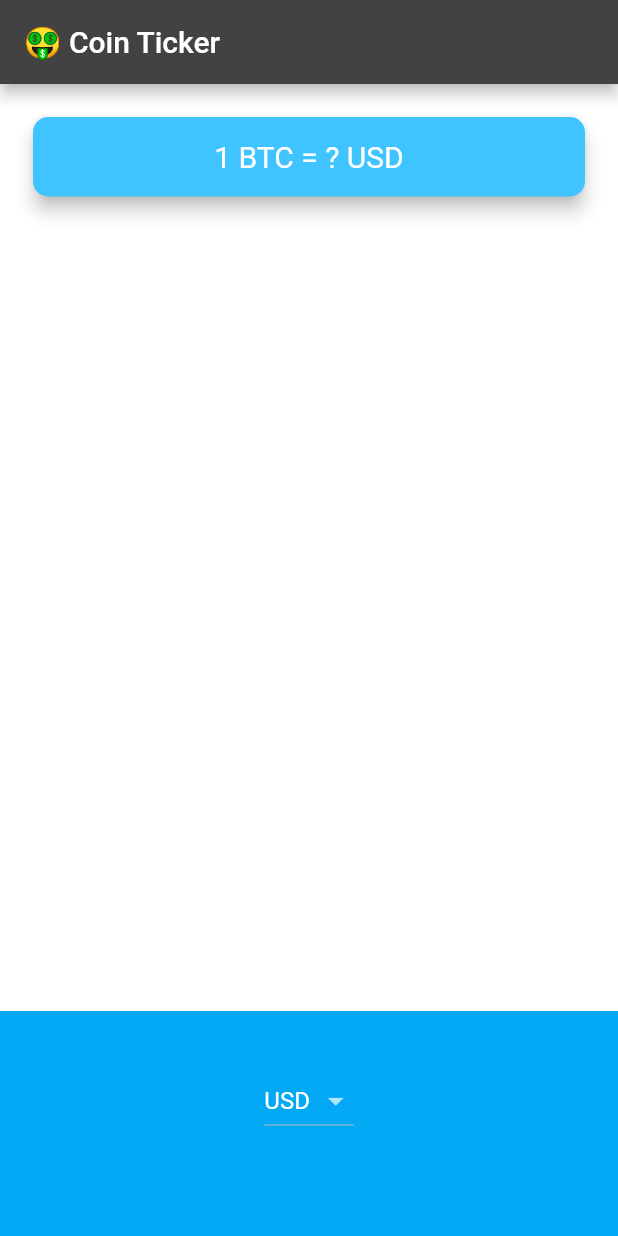
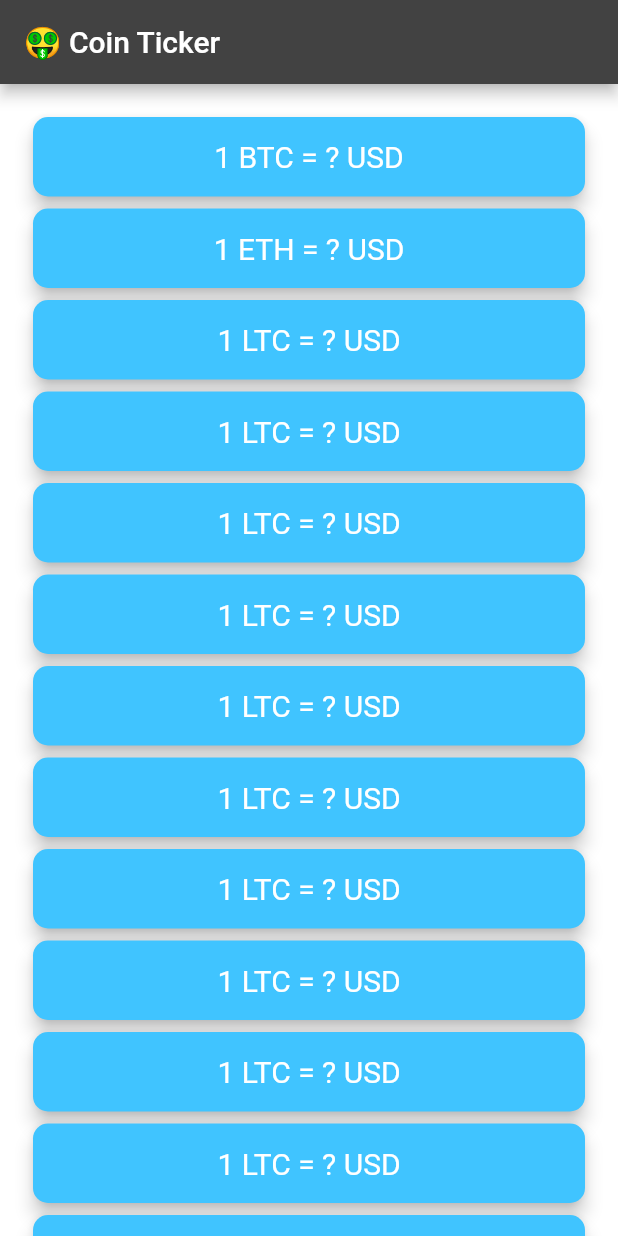
Before and after one commit to hamedelasma/bitcon-ticker, a Flutter app: the screen it shows after launch, on a phone screen of 412 x 824 dp. Run offline on Flutter 3.47's test engine with Material 2 defaults, Android fonts, the phone set to English and light mode, and no system bars.

```diff
--- a/lib/coin_data.dart
+++ b/lib/coin_data.dart
@@ -28,6 +28,23 @@ const List<String> cryptoList = [
   'BTC',
   'ETH',
   'LTC',
+  'LTC',
+  'LTC',
+  'LTC',
+  'LTC',
+  'LTC',
+  'LTC',
+  'LTC',
+  'LTC',
+  'LTC',
+  'LTC',
+  'LTC',
+  'LTC',
+  'LTC',
+  'LTC',
+  'LTC',
+  'LTC',
+  'LTC',
 ];
 
 class CoinData {
--- a/lib/price_screen.dart
+++ b/lib/price_screen.dart
@@ -14,9 +14,7 @@ class PriceScreen extends StatefulWidget {
 
 class _PriceScreenState extends State<PriceScreen> {
   late String selectedCurrency = 'USD';
-  late String selectedCrypto = 'BTC';
-
-  late String price = '?';
+  late String selectedCurrencyPrice = '?';
 
   DropdownButton<String> androidDropdownButton() {
     List<DropdownMenuItem<String>> dropdownItems = [];
@@ -34,7 +32,7 @@ class _PriceScreenState extends State<PriceScreen> {
       onChanged: (value) {
         setState(() {
           selectedCurrency = value!;
-          getData();
+          getData(value);
         });
       },
     );
@@ -54,24 +52,38 @@ class _PriceScreenState extends State<PriceScreen> {
     );
   }
 
-  void getData() async {
-    try {
+  Future<String> getData(selectedCrypto) async {
     var crypto = await CoinData(
-              selectedCurrency: selectedCurrency,
-              selectedCrypto: selectedCrypto)
+            selectedCurrency: selectedCurrency, selectedCrypto: selectedCrypto)
         .getPrice();
-      setState(() {
-        price = crypto['rate'].toString().substring(0, 8);
-      });
-    } catch (e) {
-      print(e);
+    return crypto['rate'].toString().substring(0, 8);
   }
+
+  Card cardWidget(cryptoCoin) {
+    return Card(
+      color: Colors.lightBlueAccent,
+      elevation: 5.0,
+      shape: RoundedRectangleBorder(
+        borderRadius: BorderRadius.circular(10.0),
+      ),
+      child: Padding(
+        padding: EdgeInsets.symmetric(vertical: 15.0, horizontal: 28.0),
+        child: Text(
+          '1 $cryptoCoin = $selectedCurrencyPrice $selectedCurrency',
+          textAlign: TextAlign.center,
+          style: TextStyle(
+            fontSize: 20.0,
+            color: Colors.white,
+          ),
+        ),
+      ),
+    );
   }
 
   @override
   void initState() {
     super.initState();
-    getData();
+    // getData(BTCCrypto);
   }
 
   @override
@@ -80,29 +92,26 @@ class _PriceScreenState extends State<PriceScreen> {
       appBar: AppBar(
         title: Text('🤑 Coin Ticker'),
       ),
-      body: Column(
+      body: SingleChildScrollView(
+        child: Column(
           mainAxisAlignment: MainAxisAlignment.spaceBetween,
           crossAxisAlignment: CrossAxisAlignment.stretch,
           children: <Widget>[
             Padding(
               padding: EdgeInsets.fromLTRB(18.0, 18.0, 18.0, 0),
-            child: Card(
-              color: Colors.lightBlueAccent,
-              elevation: 5.0,
-              shape: RoundedRectangleBorder(
-                borderRadius: BorderRadius.circular(10.0),
-              ),
-              child: Padding(
-                padding: EdgeInsets.symmetric(vertical: 15.0, horizontal: 28.0),
-                child: Text(
-                  '1 $selectedCrypto = $price $selectedCurrency',
-                  textAlign: TextAlign.center,
-                  style: TextStyle(
-                    fontSize: 20.0,
-                    color: Colors.white,
-                  ),
-                ),
-              ),
+              child: Column(
+                children: [
+                  ListView.builder(
+                    physics: NeverScrollableScrollPhysics(),
+                      shrinkWrap: true,
+                      itemCount: cryptoList.length,
+                      itemBuilder: (BuildContext context, int index) {
+                        return cardWidget(cryptoList[index]);
+                      })
+                  // cardWidget(cryptoList[0]),
+                  // cardWidget(cryptoList[1]),
+                  // cardWidget(cryptoList[2]),
+                ],
               ),
             ),
             Container(
@@ -113,6 +122,7 @@ class _PriceScreenState extends State<PriceScreen> {
                 child: Platform.isIOS ? iOSPicker() : androidDropdownButton()),
           ],
         ),
+      ),
     );
   }
 }
```
Lines whose indentation alone changed are shown as unchanged.
